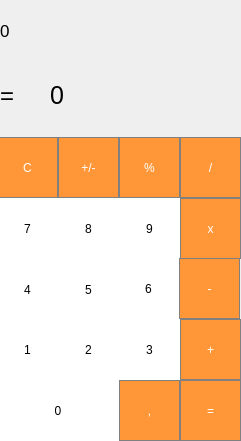
Before: the Qt Designer form src/RebusCalc/rebuscalc-0.0.1/src/mainwindow.ui in adosix/IVS-project, drawn with Qt 5.
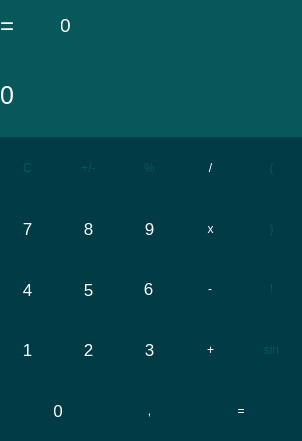
After: the same form once the commit is applied.

```diff
--- a/src/RebusCalc/rebuscalc-0.0.1/src/mainwindow.ui
+++ b/src/RebusCalc/rebuscalc-0.0.1/src/mainwindow.ui
@@ -6,7 +6,7 @@
    <rect>
     <x>0</x>
     <y>0</y>
-    <width>241</width>
+    <width>302</width>
     <height>441</height>
    </rect>
   </property>
@@ -18,26 +18,27 @@
     <property name="geometry">
      <rect>
       <x>0</x>
-      <y>0</y>
-      <width>241</width>
-      <height>61</height>
+      <y>50</y>
+      <width>302</width>
+      <height>91</height>
      </rect>
     </property>
     <property name="font">
      <font>
-      <pointsize>13</pointsize>
+      <pointsize>19</pointsize>
      </font>
     </property>
     <property name="styleSheet">
      <string notr="true">QLabel {
   qproperty-alignment: 'AlignVCenter | AlignRight';
-  border: 1px solid gray;
+background-color: #07575b;
+color:white;
 }
 
-background-color: white;</string>
+</string>
     </property>
     <property name="text">
-     <string>0 </string>
+     <string>0</string>
     </property>
    </widget>
    <widget class="QPushButton" name="pushButton_C">
@@ -51,9 +52,9 @@
     </property>
     <property name="styleSheet">
      <string notr="true">QPushButton {
-  background-color: rgb(255, 151, 57);
-  color: white; 
-  border: 1px solid gray;
+   border: 0px solid gray;
+	background-color: #003B46;
+	color: #07575b;
 }
 
 QPushButton:pressed {
@@ -76,9 +77,9 @@
     </property>
     <property name="styleSheet">
      <string notr="true">QPushButton {
-  background-color: rgb(255, 151, 57);
-  color: white; 
-  border: 1px solid gray;
+   border: 0px solid gray;
+	background-color: #003B46;
+	color: #07575b;
 }
 
 QPushButton:pressed {
@@ -101,9 +102,9 @@
     </property>
     <property name="styleSheet">
      <string notr="true">QPushButton {
-  background-color: rgb(255, 151, 57);
-  color: white; 
-  border: 1px solid gray;
+   border: 0px solid gray;
+	background-color: #003B46;
+	color: #07575b;
 }
 
 QPushButton:pressed {
@@ -126,9 +127,9 @@
     </property>
     <property name="styleSheet">
      <string notr="true">QPushButton {
-  background-color: rgb(255, 151, 57);
-  color: white; 
-  border: 1px solid gray;
+   border: 0px solid gray;
+	background-color: #003B46;
+	color: white;
 }
 
 QPushButton:pressed {
@@ -149,11 +150,16 @@
       <height>61</height>
      </rect>
     </property>
+    <property name="font">
+     <font>
+      <pointsize>13</pointsize>
+     </font>
+    </property>
     <property name="styleSheet">
      <string notr="true">QPushButton {
    border: 0px solid gray;
-	background-color: white;
-	color: black;
+	background-color: #003B46;
+	color: white;
 }
 
 QPushButton:pressed {
@@ -174,11 +180,16 @@
       <height>61</height>
      </rect>
     </property>
+    <property name="font">
+     <font>
+      <pointsize>13</pointsize>
+     </font>
+    </property>
     <property name="styleSheet">
      <string notr="true">QPushButton {
    border: 0px solid gray;
-	background-color: white;
-	color: black;
+	background-color: #003B46;
+	color: white;
 }
 
 QPushButton:pressed {
@@ -199,11 +210,16 @@
       <height>61</height>
      </rect>
     </property>
+    <property name="font">
+     <font>
+      <pointsize>13</pointsize>
+     </font>
+    </property>
     <property name="styleSheet">
      <string notr="true">QPushButton {
    border: 0px solid gray;
-	background-color: white;
-	color: black;
+	background-color: #003B46;
+	color: white;
 }
 
 QPushButton:pressed {
@@ -226,9 +242,9 @@
     </property>
     <property name="styleSheet">
      <string notr="true">QPushButton {
-  background-color: rgb(255, 151, 57);
-  color: white; 
-  border: 1px solid gray;
+   border: 0px solid gray;
+	background-color: #003B46;
+	color: white;
 }
 
 QPushButton:pressed {
@@ -249,11 +265,16 @@
       <height>61</height>
      </rect>
     </property>
+    <property name="font">
+     <font>
+      <pointsize>13</pointsize>
+     </font>
+    </property>
     <property name="styleSheet">
      <string notr="true">QPushButton {
    border: 0px solid gray;
-	background-color: white;
-	color: black;
+	background-color: #003B46;
+	color: white;
 }
 
 QPushButton:pressed {
@@ -274,11 +295,16 @@
       <height>61</height>
      </rect>
     </property>
+    <property name="font">
+     <font>
+      <pointsize>13</pointsize>
+     </font>
+    </property>
     <property name="styleSheet">
      <string notr="true">QPushButton {
    border: 0px solid gray;
-	background-color: white;
-	color: black;
+	background-color: #003B46;
+	color: white;
 }
 
 QPushButton:pressed {
@@ -299,11 +325,16 @@
       <height>61</height>
      </rect>
     </property>
+    <property name="font">
+     <font>
+      <pointsize>13</pointsize>
+     </font>
+    </property>
     <property name="styleSheet">
      <string notr="true">QPushButton {
    border: 0px solid gray;
-	background-color: white;
-	color: black;
+	background-color: #003B46;
+	color: white;
 }
 
 QPushButton:pressed {
@@ -320,15 +351,15 @@
      <rect>
       <x>179</x>
       <y>258</y>
-      <width>61</width>
+      <width>62</width>
       <height>61</height>
      </rect>
     </property>
     <property name="styleSheet">
      <string notr="true">QPushButton {
-  background-color: rgb(255, 151, 57);
-  color: white; 
-  border: 1px solid gray;
+   border: 0px solid gray;
+	background-color: #003B46;
+	color: white;
 }
 
 QPushButton:pressed {
@@ -349,11 +380,16 @@
       <height>61</height>
      </rect>
     </property>
+    <property name="font">
+     <font>
+      <pointsize>13</pointsize>
+     </font>
+    </property>
     <property name="styleSheet">
      <string notr="true">QPushButton {
    border: 0px solid gray;
-	background-color: white;
-	color: black;
+	background-color: #003B46;
+	color: white;
 }
 
 QPushButton:pressed {
@@ -374,11 +410,16 @@
       <height>61</height>
      </rect>
     </property>
+    <property name="font">
+     <font>
+      <pointsize>13</pointsize>
+     </font>
+    </property>
     <property name="styleSheet">
      <string notr="true">QPushButton {
    border: 0px solid gray;
-	background-color: white;
-	color: black;
+	background-color: #003B46;
+	color: white;
 }
 
 QPushButton:pressed {
@@ -399,11 +440,16 @@
       <height>61</height>
      </rect>
     </property>
+    <property name="font">
+     <font>
+      <pointsize>13</pointsize>
+     </font>
+    </property>
     <property name="styleSheet">
      <string notr="true">QPushButton {
    border: 0px solid gray;
-	background-color: white;
-	color: black;
+	background-color: #003B46;
+	color: white;
 }
 
 QPushButton:pressed {
@@ -426,9 +472,9 @@
     </property>
     <property name="styleSheet">
      <string notr="true">QPushButton {
-  background-color: rgb(255, 151, 57);
-  color: white; 
-  border: 1px solid gray;
+   border: 0px solid gray;
+	background-color: #003B46;
+	color: white;
 }
 
 QPushButton:pressed {
@@ -449,11 +495,16 @@
       <height>61</height>
      </rect>
     </property>
+    <property name="font">
+     <font>
+      <pointsize>13</pointsize>
+     </font>
+    </property>
     <property name="styleSheet">
      <string notr="true">QPushButton {
    border: 0px solid gray;
-	background-color: white;
-	color: black;
+	background-color: #003B46;
+	color: white;
 }
 
 QPushButton:pressed {
@@ -476,9 +527,9 @@
     </property>
     <property name="styleSheet">
      <string notr="true">QPushButton {
-  background-color: rgb(255, 151, 57);
-  color: white; 
-  border: 1px solid gray;
+   border: 0px solid gray;
+	background-color: #003B46;
+	color: white;
 }
 
 QPushButton:pressed {
@@ -495,15 +546,15 @@
      <rect>
       <x>180</x>
       <y>380</y>
-      <width>61</width>
+      <width>122</width>
       <height>61</height>
      </rect>
     </property>
     <property name="styleSheet">
      <string notr="true">QPushButton {
-  background-color: rgb(255, 151, 57);
-  color: white; 
-  border: 1px solid gray;
+   border: 0px solid gray;
+	background-color: #003B46;
+	color: white;
 }
 
 QPushButton:pressed {
@@ -518,36 +569,38 @@
    <widget class="QLabel" name="result">
     <property name="geometry">
      <rect>
-      <x>50</x>
-      <y>60</y>
-      <width>191</width>
-      <height>71</height>
+      <x>60</x>
+      <y>0</y>
+      <width>242</width>
+      <height>51</height>
      </rect>
     </property>
     <property name="font">
      <font>
-      <pointsize>19</pointsize>
+      <pointsize>14</pointsize>
      </font>
     </property>
     <property name="styleSheet">
      <string notr="true">QLabel {
   qproperty-alignment: 'AlignVCenter | AlignRight';
-  border: 1px solid gray;
+  border: none;
+background-color: #07575b;
+color:white;
 }
 
-background-color: white;</string>
+</string>
     </property>
     <property name="text">
-     <string>0 </string>
+     <string>0</string>
     </property>
    </widget>
    <widget class="QLabel" name="eq">
     <property name="geometry">
      <rect>
       <x>0</x>
-      <y>60</y>
-      <width>51</width>
-      <height>71</height>
+      <y>0</y>
+      <width>61</width>
+      <height>51</height>
      </rect>
     </property>
     <property name="font">
@@ -558,15 +611,115 @@
     <property name="styleSheet">
      <string notr="true">QLabel {
   qproperty-alignment: 'AlignVCenter | AlignRight';
-  border: 1px solid gray;
-}
-
-background-color: white;</string>
+  border: none;
+  background-color: #07575b;
+  color: white;
+}</string>
     </property>
     <property name="text">
      <string>=</string>
     </property>
    </widget>
+   <widget class="QPushButton" name="pushButton">
+    <property name="geometry">
+     <rect>
+      <x>241</x>
+      <y>137</y>
+      <width>61</width>
+      <height>61</height>
+     </rect>
+    </property>
+    <property name="styleSheet">
+     <string notr="true">QPushButton {
+   border: 0px solid gray;
+	background-color: #003B46;
+	color: #07575b;
+}
+
+QPushButton:pressed {
+    background-color: qlineargradient(x1: 0, y1: 0, x2: 0, y2: 1,
+                                      stop: 0 #dadbde, stop: 1 #f6f7fa);
+} </string>
+    </property>
+    <property name="text">
+     <string>(</string>
+    </property>
+   </widget>
+   <widget class="QPushButton" name="pushButton_10">
+    <property name="geometry">
+     <rect>
+      <x>241</x>
+      <y>198</y>
+      <width>61</width>
+      <height>61</height>
+     </rect>
+    </property>
+    <property name="styleSheet">
+     <string notr="true">QPushButton {
+   border: 0px solid gray;
+	background-color: #003B46;
+	color: #07575b;
+}
+
+QPushButton:pressed {
+    background-color: qlineargradient(x1: 0, y1: 0, x2: 0, y2: 1,
+                                      stop: 0 #dadbde, stop: 1 #f6f7fa);
+} </string>
+    </property>
+    <property name="text">
+     <string>)</string>
+    </property>
+   </widget>
+   <widget class="QPushButton" name="pushButton_11">
+    <property name="geometry">
+     <rect>
+      <x>241</x>
+      <y>258</y>
+      <width>61</width>
+      <height>61</height>
+     </rect>
+    </property>
+    <property name="styleSheet">
+     <string notr="true">QPushButton {
+   border: 0px solid gray;
+	background-color: #003B46;
+	color: #07575b;
+}
+
+QPushButton:pressed {
+    background-color: qlineargradient(x1: 0, y1: 0, x2: 0, y2: 1,
+                                      stop: 0 #dadbde, stop: 1 #f6f7fa);
+} </string>
+    </property>
+    <property name="text">
+     <string>!</string>
+    </property>
+   </widget>
+   <widget class="QPushButton" name="pushButton_12">
+    <property name="geometry">
+     <rect>
+      <x>241</x>
+      <y>319</y>
+      <width>61</width>
+      <height>61</height>
+     </rect>
+    </property>
+    <property name="styleSheet">
+     <string notr="true">QPushButton {
+   border: 0px solid gray;
+	background-color: #003B46;
+	color: #07575b;
+}
+
+QPushButton:pressed {
+    background-color: qlineargradient(x1: 0, y1: 0, x2: 0, y2: 1,
+                                      stop: 0 #dadbde, stop: 1 #f6f7fa);
+} </string>
+    </property>
+    <property name="text">
+     <string>sin</string>
+    </property>
+   </widget>
   </widget>
  </widget>
  <layoutdefault spacing="6" margin="11"/>
```
Left out of the diff: 52 changed lines with no effect on the pictures.
